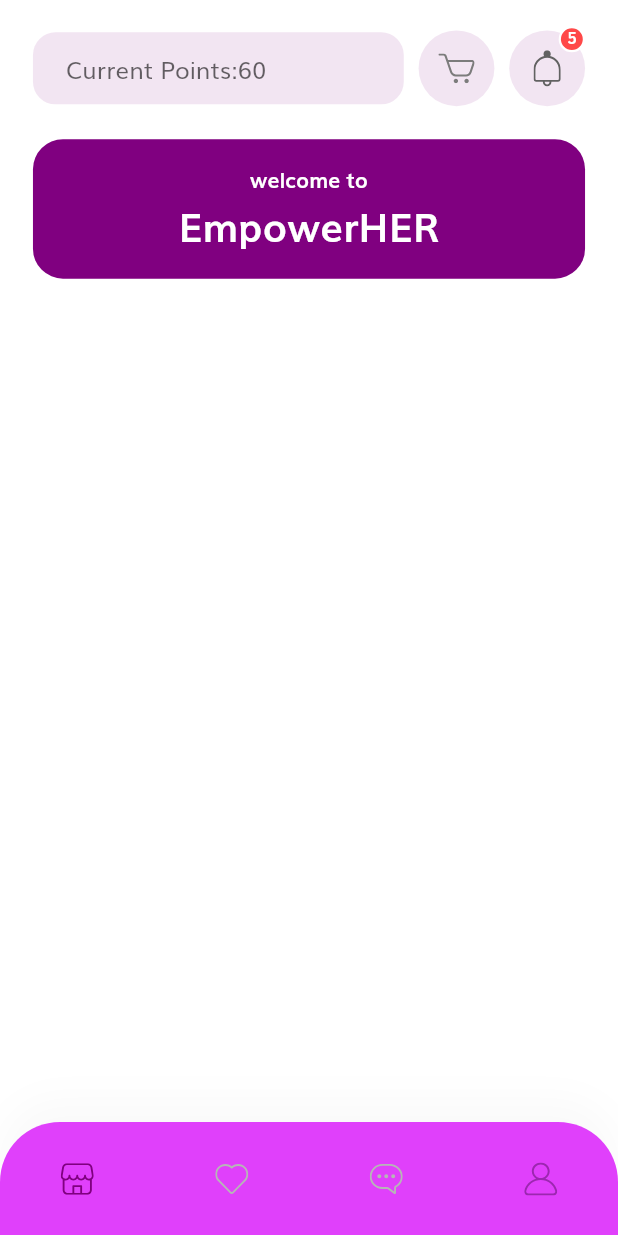
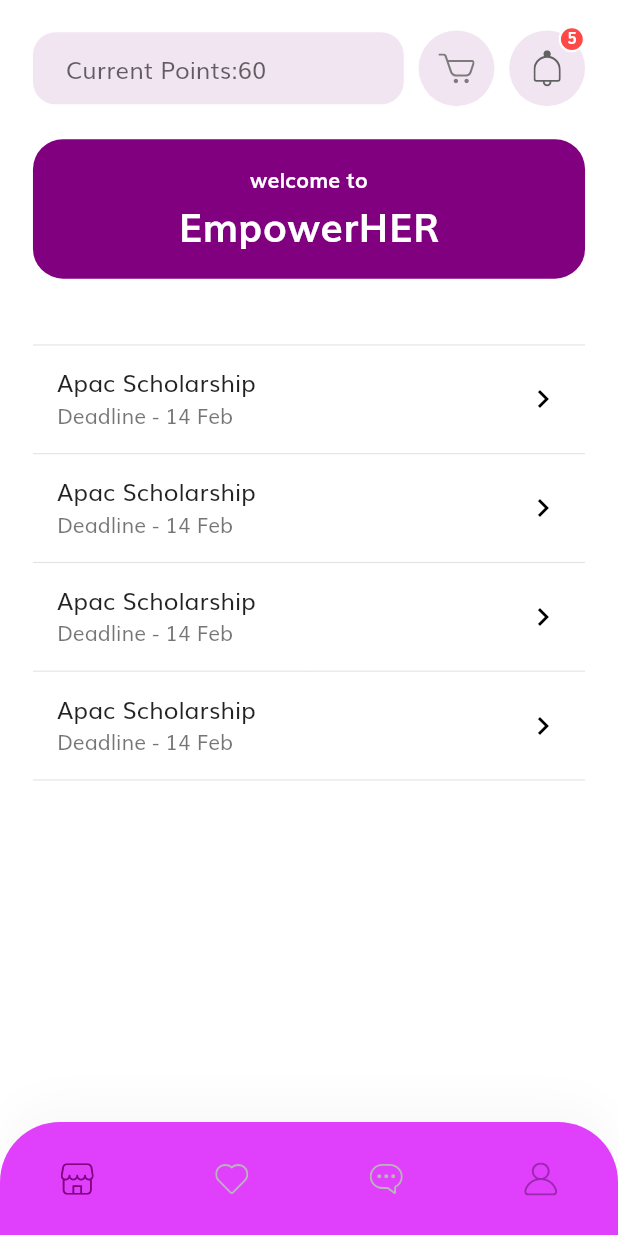
Before and after one commit to SurabhiMishra/EmpowHER-App, a Flutter app: the HomeScreen screen opened by its route, on a phone screen of 412 x 824 dp. Run offline on Flutter 3.47's test engine with Material 2 defaults, Android fonts, the phone set to English and light mode, and no system bars; our stand-ins replace flutter_svg.

Commit message:
opportunities added

```diff
--- a/lib/screens/home/components/body.dart
+++ b/lib/screens/home/components/body.dart
@@ -1,4 +1,7 @@
 import 'package:flutter/material.dart';
+import 'package:shop_app/screens/home/components/job_list_tile.dart';
+import 'package:shop_app/screens/home/components/list_item_builder.dart';
+import 'package:shop_app/screens/home/components/opportunities.dart';
 
 import '../../../size_config.dart';
 
@@ -17,10 +20,59 @@ class Body extends StatelessWidget {
             SizedBox(height: getProportionateScreenHeight(20)),
             HomeHeader(),
             HomeBanner(),
-
+            _buildContent(context),
           ],
         ),
       ),
     );
   }
+
+  Widget _buildContent(BuildContext context) {
+    return Container(
+      height: 700,
+      margin: EdgeInsets.all(getProportionateScreenWidth(20)),
+      child: StreamBuilder<List<Opportunities>>(
+        stream: opporStream(),
+        builder: (context, snapshot) {
+          return ListItemBuilder<Opportunities>(
+            snapshot: snapshot,
+            itemBuilder: (context, oppor) =>
+                Dismissible(
+                  key: Key('oppor-${oppor.url}'),
+                  background: Container(color: Colors.red),
+                  // direction: DismissDirection.endToStart,
+                  // onDismissed: (direction) => _delete(context, report),
+                  child: JobListTile(
+                    oppor: oppor,
+                    // onTap: () => _showReport(context,report),
+                  ),
+                ),
+          );
+        },
+      ),
+    );
+  }
+
+  Stream<List<Opportunities>>opporStream() {
+    return Stream.value(
+      [
+        Opportunities(
+            name: "Apac Scholarship",
+            url: "https://google.com",
+            deadline: "14 Feb"),
+        Opportunities(
+            name: "Apac Scholarship",
+            url: "hello.com",
+            deadline: "14 Feb"),
+        Opportunities(
+            name: "Apac Scholarship",
+            url: "hello.com",
+            deadline: "14 Feb"),
+        Opportunities(
+            name: "Apac Scholarship",
+            url: "hello.com",
+            deadline: "14 Feb")
+      ]
+    );
+  }
 }
--- /dev/null
+++ b/lib/screens/home/components/job_list_tile.dart
@@ -0,0 +1,27 @@
+import 'package:flutter/material.dart';
+import 'package:shop_app/screens/home/components/opportunities.dart';
+import 'package:url_launcher/url_launcher.dart';
+class JobListTile extends StatelessWidget {
+ // const JobListTile({Key? key}) : super(key: key);
+
+  const JobListTile({required this.oppor}) ;
+  final Opportunities oppor;
+
+
+  @override
+  Widget build(BuildContext context) {
+    return ListTile(
+      // tileColor: report.isPothole? Colors.greenAccent:Colors.redAccent,
+      title: Text("${oppor.name}"),
+      subtitle: Text('Deadline - ${oppor.deadline}'),
+      trailing: Icon(Icons.chevron_right, color: Colors.black,),
+      onTap: ()=> _launchURL(oppor.url),
+    );
+  }
+
+  void _launchURL(String? url) async {
+    if(url != null) {
+      if (!await launch(url)) throw 'Could not launch $url';
+    }
+  }
+}
--- /dev/null
+++ b/lib/screens/home/components/list_item_builder.dart
@@ -0,0 +1,54 @@
+import 'package:flutter/material.dart';
+import 'package:flutter/cupertino.dart';
+
+import 'empty_content.dart';
+
+typedef ItemWidgetBuilder<T> = Widget Function(BuildContext context, T item);
+class ListItemBuilder<T> extends StatelessWidget {
+  //const ListItemBuilder<T>({Key? key}) : super(key: key);
+
+  const ListItemBuilder({required this.snapshot,required this.itemBuilder});
+  final AsyncSnapshot<List<T>> snapshot;
+  final ItemWidgetBuilder<T> itemBuilder;
+
+  @override
+  Widget build(BuildContext context) {
+    if(snapshot.hasData){
+      final List<T>? items = snapshot.data;
+      return _buildList(items);
+      // if(items.isNotEmpty){
+      //   return _buildList(items);
+      // } else{
+      //   return EmptyContent();
+      // }
+    } else if(snapshot.hasError){
+      EmptyContent(
+        title: 'Something went wrong',
+        message: 'Can\'t load items right now',
+      );
+    }
+    return Center(
+      child: Text('No Opportunities avaialable ',
+      style: TextStyle(
+        fontSize: 20.0,
+        color: Colors.black,
+      ),),
+    );
+  }
+
+  Widget _buildList(List<T>? items) {
+    return ListView.separated(
+      separatorBuilder: (context,index)=> Divider(height: 0.5),
+      itemCount: items!=null? items.length+2: 0,
+      itemBuilder: (context,index){
+        if(items!=null){
+          if(index==0 || index==items.length+1){
+            return Container();
+          }
+          return itemBuilder(context, items[index-1]);
+        }
+        return Placeholder();
+      },
+    );
+  }
+}
--- a/lib/screens/home/components/opportunities.dart
+++ b/lib/screens/home/components/opportunities.dart
@@ -1,6 +1,14 @@
 import 'package:flutter/material.dart';
-class Opportunities(
-  String name;
-  String url;
+class Opportunities{
+  Opportunities({
+    required this.name,
+    required this.url,
+    required this.deadline,
+}
+      );
 
-)
+  String? name;
+  String? url;
+  String? deadline;
+
+}
--- a/pubspec.yaml
+++ b/pubspec.yaml
@@ -30,6 +30,7 @@ dependencies:
   # if you are using latest flutter please update your flutter_svg package to ^0.18.*
   flutter_svg: ^0.22.0 # help us to use SVG in our app
   provider: ^6.0.0 # for State management
+  url_launcher: ^6.0.18
 
 dev_dependencies:
   flutter_test:
```
Also changed, not shown: lib/screens/home/components/empty_content.dart (added, +30 -0 lines), pubspec.lock, 6 other files.
